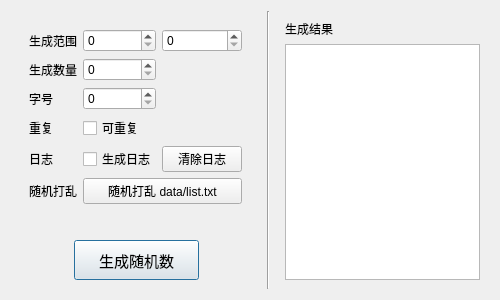
This is widget.ui in WYC-M/random_generator as Qt 5 draws it before an edit. The edited form follows.
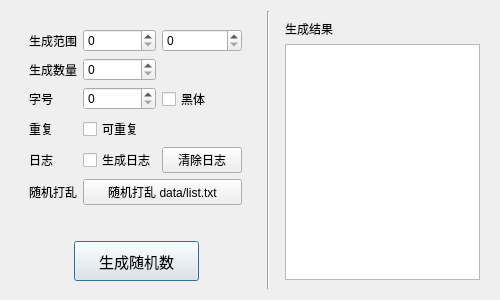
This is the edited form.

The edit to the form file:
```diff
--- a/widget.ui
+++ b/widget.ui
@@ -135,6 +135,13 @@
          <item row="0" column="1">
           <widget class="QSpinBox" name="minBox"/>
          </item>
+         <item row="3" column="2">
+          <widget class="QCheckBox" name="isBold">
+           <property name="text">
+            <string>黑体</string>
+           </property>
+          </widget>
+         </item>
         </layout>
        </widget>
       </item>
```
